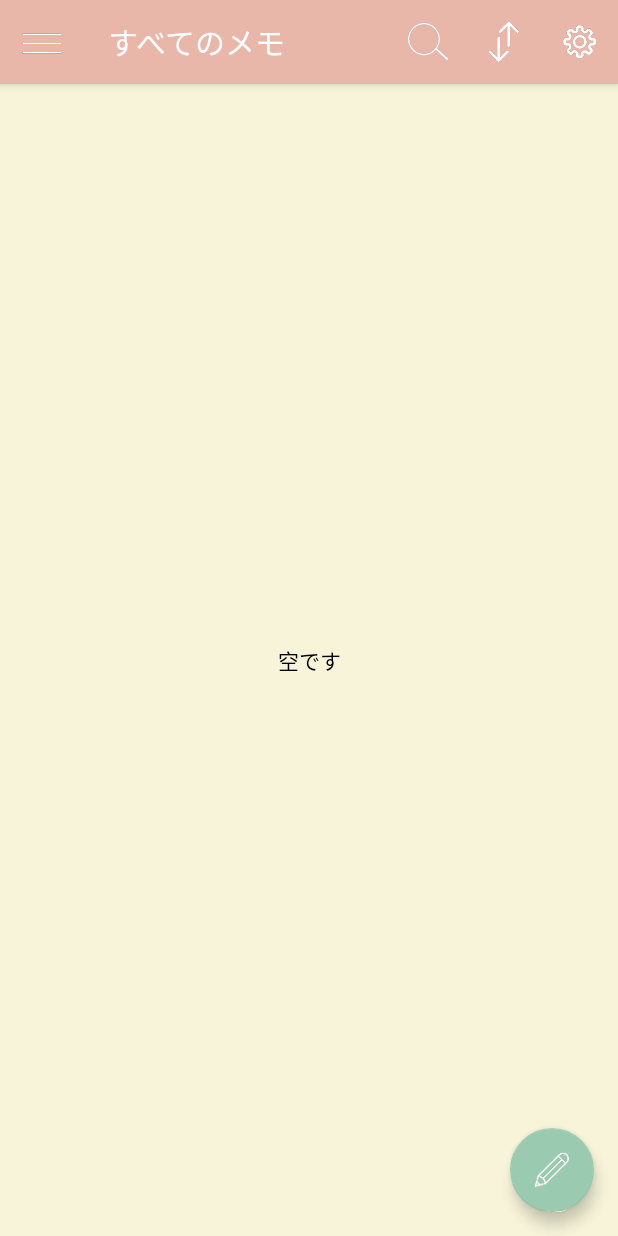
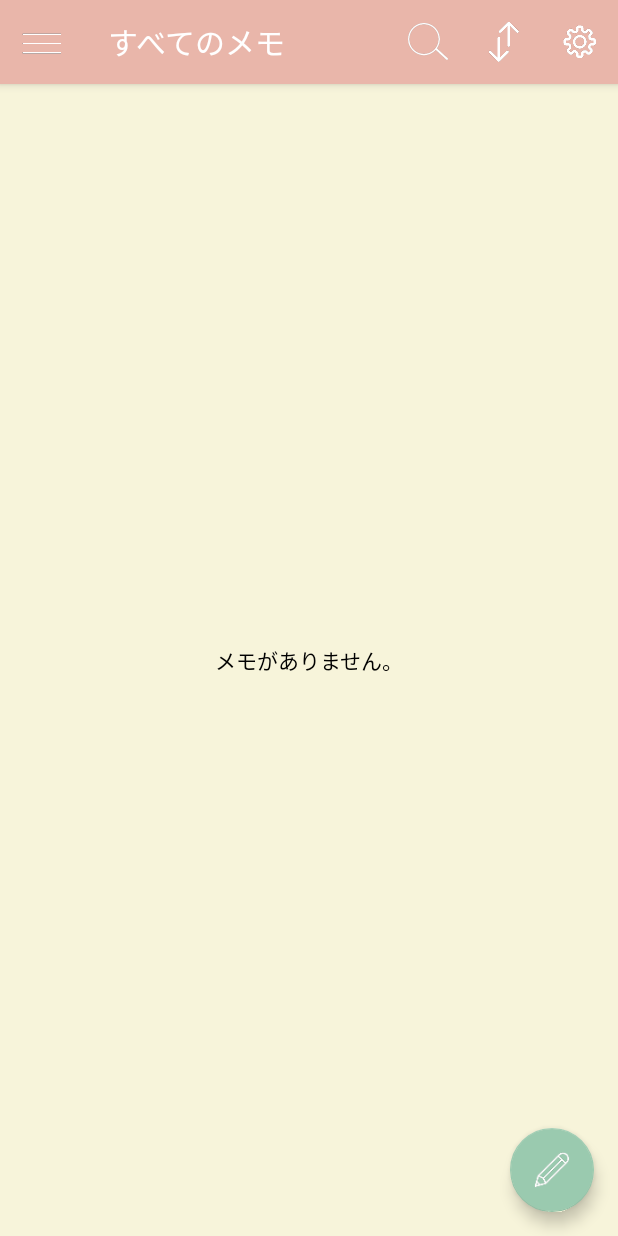
Before and after one commit to ITPMApp/android-java-ojt-memo-app, an Android app: the screen it shows after launch (MainActivity), on a phone screen of 412 x 824 dp. Run offline under Robolectric (Android 15) with nearby library versions, the phone set to English and light mode, and no system bars; Roboto replaces fonts that are not available here.

Commit message:
[MEMO1.0-007] メモが空の場合の表示を修正しました

```diff
--- a/app/src/main/java/com/example/e01_memo/ui/main/MainFragment.java
+++ b/app/src/main/java/com/example/e01_memo/ui/main/MainFragment.java
@@ -225,7 +225,7 @@ public class MainFragment extends BaseFragment implements MainContract.MainView
         recyclerView.setVisibility(View.GONE);
         emptyText.setVisibility(View.VISIBLE);
         if (MyApplication.selectNavigationItem != Constant.NavigationItem.DELETE) {
-            emptyText.setText("空です");
+            emptyText.setText("メモがありません。");
         }
     }
 
```
